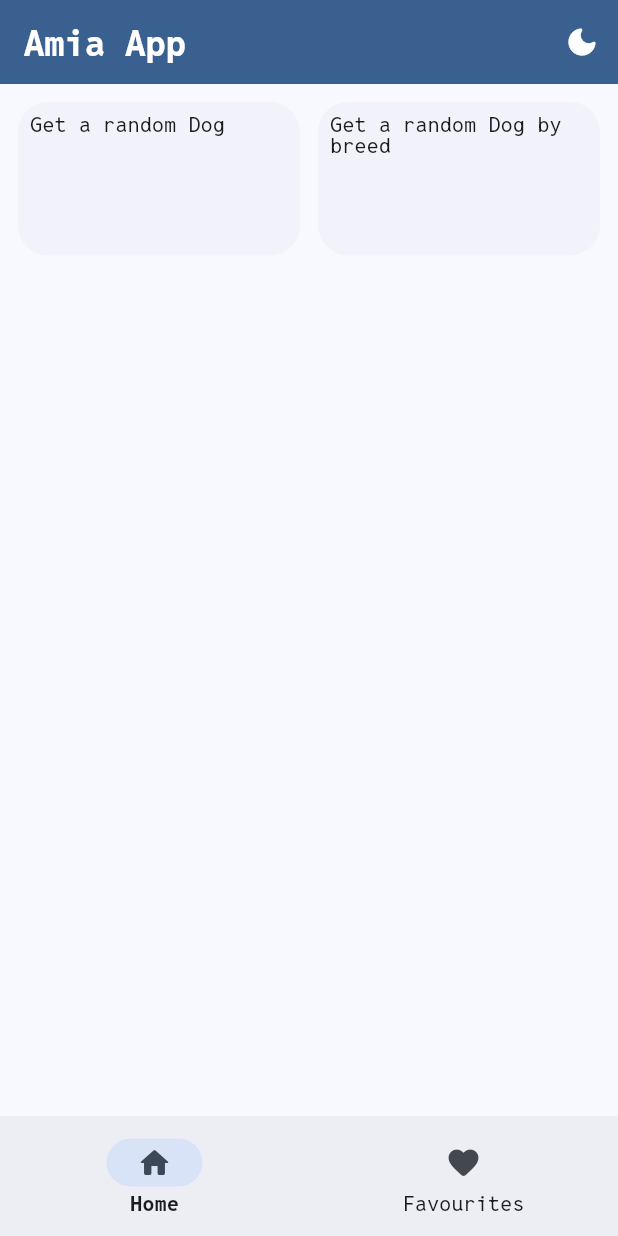
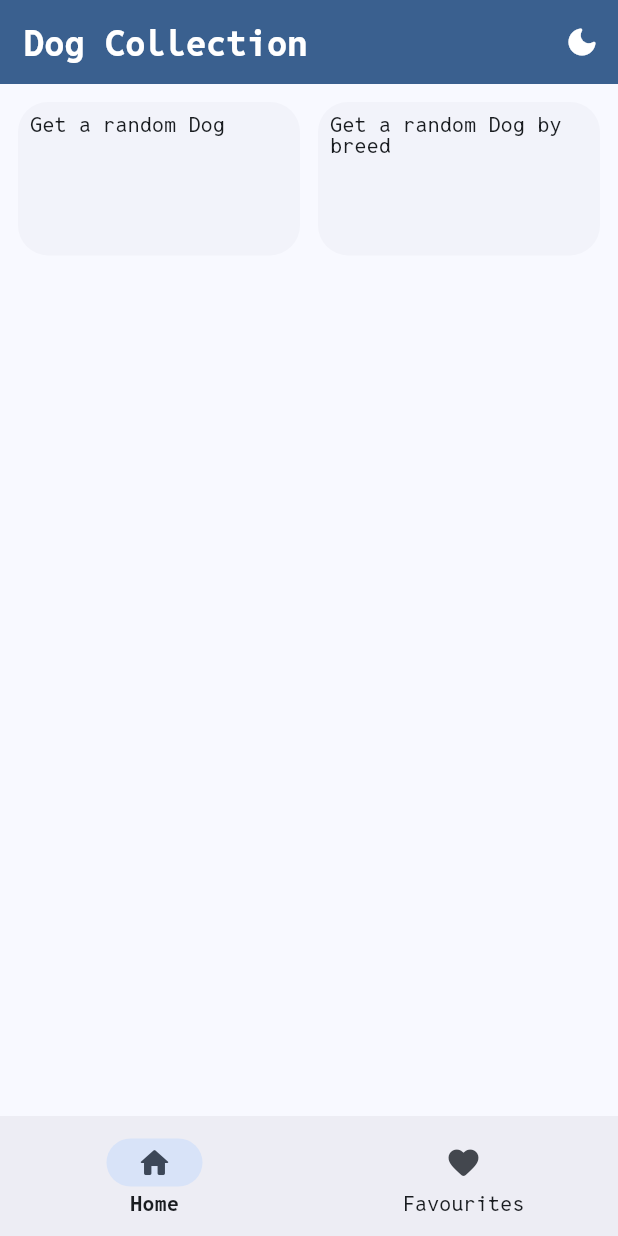
Before and after one commit to bongio94/amia_assignment, a Flutter app: the screen it shows after launch, on a phone screen of 412 x 824 dp. Run offline on Flutter 3.47's test engine with Material 3 defaults, Android fonts, the phone set to English and light mode, and no system bars; our stand-ins replace flutter_riverpod, go_router.

Commit message:
chore: use adaptive loading indicators

```diff
--- a/lib/src/presentation/views/get_random_dog_by_breed_view.dart
+++ b/lib/src/presentation/views/get_random_dog_by_breed_view.dart
@@ -31,7 +31,9 @@ class _GetRandomDogByBreedViewState extends ConsumerState<GetRandomDogByBreedVie
             },
           ),
         AsyncError(:final error) => Text('Error: $error'),
-        _ => const Center(child: CircularProgressIndicator()),
+        _ => const Center(
+            child: CircularProgressIndicator.adaptive(),
+          ),
       },
     );
   }
--- a/lib/src/presentation/widgets/common/app_top_bar.dart
+++ b/lib/src/presentation/widgets/common/app_top_bar.dart
@@ -20,7 +20,7 @@ class _AppTopNavigationBarState extends ConsumerState<AppTopNavigationBar> {
 
     return AppBar(
       title: AppText.xl(
-        'Amia App',
+        'Dog Collection',
         isBold: true,
         textStyle: AppTypography.defaultTextStyle.copyWith(color: scheme.onPrimary),
       ),
@@ -28,7 +28,9 @@ class _AppTopNavigationBarState extends ConsumerState<AppTopNavigationBar> {
         IconButton(
           color: scheme.onPrimary,
           onPressed: () {
-            ref.read(appThemeProvider.notifier).setTheme(theme.isLight ? ThemeMode.dark : ThemeMode.light);
+            ref
+                .read(appThemeProvider.notifier)
+                .setTheme(theme.isLight ? ThemeMode.dark : ThemeMode.light);
           },
           icon: Icon(
             theme.isLight ? Icons.dark_mode_rounded : Icons.light_mode_rounded,
--- a/lib/src/presentation/widgets/dog_details/breed_card.dart
+++ b/lib/src/presentation/widgets/dog_details/breed_card.dart
@@ -75,7 +75,7 @@ class _BreedCardState extends ConsumerState<BreedTile> {
         ),
       AsyncError(:final error) => Text('Error: $error'),
       _ => const Center(
-          child: CircularProgressIndicator(),
+          child: CircularProgressIndicator.adaptive(),
         ),
     };
   }
--- a/lib/src/presentation/widgets/dog_details/sub_breed_card.dart
+++ b/lib/src/presentation/widgets/dog_details/sub_breed_card.dart
@@ -41,7 +41,9 @@ class SubBreedCardStateless extends ConsumerWidget {
           ),
         ),
       AsyncError(:final error) => Text('Error: $error'),
-      _ => const Center(child: CircularProgressIndicator()),
+      _ => const Center(
+          child: CircularProgressIndicator.adaptive(),
+        ),
     };
   }
 }
```
Also changed, not shown: lib/src/presentation/views/get_random_dog_view.dart (+6 -2 lines).
